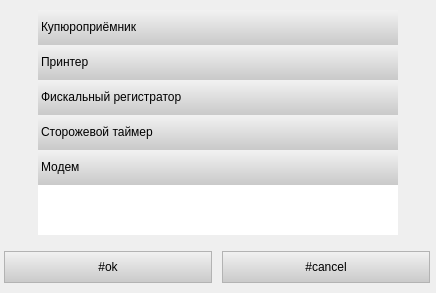
Old version of the form src/plugins/NativeWidgets/ServiceMenu/src/GUI/UI/HardwareWindow.ui in the repository Ilkhom-S/e-kiosk.
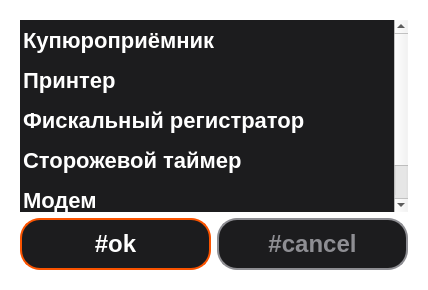
New version of the form. The open tabs and pages were chosen to show the change.

Commit message:
fix: use new-style signal/slot connection for QFutureWatcher in HardwareWindow
The SIGNAL/SLOT macro syntax doesn't work correctly with QFutureWatcher
in Qt6. Changed to new-style connection syntax for better type safety.

```diff
--- a/src/plugins/NativeWidgets/ServiceMenu/src/GUI/UI/HardwareWindow.ui
+++ b/src/plugins/NativeWidgets/ServiceMenu/src/GUI/UI/HardwareWindow.ui
@@ -2,106 +2,83 @@
 <ui version="4.0">
  <class>frmHardwareWindow</class>
  <widget class="QWidget" name="frmHardwareWindow">
-  <property name="geometry">
-   <rect>
-    <x>0</x>
-    <y>0</y>
-    <width>436</width>
-    <height>293</height>
-   </rect>
-  </property>
   <property name="windowTitle">
-   <string notr="true"/>
+            <string notr="true">#hardware_setup</string>
   </property>
   <property name="styleSheet">
-   <string notr="true">/* Кнопки поиска и добавления устройства */
-QPushButton
-{
-	border: 1px solid #B3B3B3;
-	padding: 8px;
-	width: 190px;
-	color: black;
-	background-color: qlineargradient(spread:pad, x1:0, y1:0, x2:0, y2:1, stop:0 #F2F2F2, stop:1 #C9C9C9);
-}
+            <string notr="true">
+                QWidget#frmHardwareWindow { background-color: transparent; }
 
-QPushButton:pressed
-{
-	color: black;
-	background-color: qlineargradient(spread:pad, x1:0, y1:0, x2:0, y2:1, stop:0 #C9C9C9, stop:1 #F2F2F2);
-}
+                /* Secondary action buttons (Detect, Add, Ok, Cancel) */
+                QPushButton {
+                background-color: #1C1C1E; /* Neutral dark background */
+                color: #FFFFFF;
+                border: 2px solid #FA5300; /* Orange border for consistency */
+                border-radius: 20px;
+                font-family: "Segoe UI";
+                font-size: 24px;
+                font-weight: 700;
+                padding: 10px;
+                min-width: 160px;
+                text-transform: uppercase;
+                }
+                QPushButton:pressed {
+                background-color: #FA5300; /* Fill orange on press */
+                color: #FFFFFF;
+                }
+                QPushButton:disabled {
+                background-color: #3A3A3C;
+                color: #8E8E93;
+                }
 
-QPushButton:disabled
-{
-	color: grey;
-	background-color: #C9C9C9;
-}
+                /* Cancel button variant */
+                QPushButton#btnCancel {
+                border: 2px solid #8E8E93;
+                color: #8E8E93;
+                }
+                QPushButton#btnCancel:pressed {
+                background-color: #8E8E93;
+                color: #FFFFFF;
+                }
 
-/* Список типов устройств */
-QListWidget
-{
-	border: none;
-	min-width: 360 px;
-}
-
-QListWidget::item
-{
-	border: none;
-	height: 35px;
-	color: black;
-	background-color: qlineargradient(spread:pad, x1:0, y1:0, x2:0, y2:1, stop:0 #F2F2F2, stop:1 #C9C9C9);
-}
-
-QListView::item:selected
-{
-	background-color: qlineargradient(spread:pad, x1:0, y1:0, x2:0, y2:1, stop:0 #6B90B3, stop:1 #E1F3FA);
-}</string>
-  </property>
-  <layout class="QVBoxLayout" name="verticalLayout_2">
-   <property name="spacing">
-    <number>0</number>
-   </property>
-   <property name="margin">
-    <number>0</number>
-   </property>
-   <item>
-    <spacer name="verticalSpacer_3">
-     <property name="orientation">
-      <enum>Qt::Vertical</enum>
-     </property>
-     <property name="sizeType">
-      <enum>QSizePolicy::Fixed</enum>
-     </property>
-     <property name="sizeHint" stdset="0">
-      <size>
-       <width>20</width>
-       <height>10</height>
-      </size>
-     </property>
-    </spacer>
-   </item>
+                /* List styling */
+                QListWidget {
+                border: none;
+                min-width: 360px;
+                color: #FFFFFF;
+                font-family: "Segoe UI";
+                font-size: 22px;
+                font-weight: 600;
+                }
+                QListWidget::item {
+                border: none;
+                height: 40px;
+                background-color: #1C1C1E;
+                }
+                QListWidget::item:selected {
+                background-color: #FA5300;
+                color: #FFFFFF;
+                }
+            </string>
+        </property>
+
+        <layout class="QVBoxLayout" name="mainLayout">
    <item>
     <widget class="QStackedWidget" name="stackedWidget">
      <property name="currentIndex">
-      <number>1</number>
-     </property>
+                        <number>0</number>
+                    </property>
+
+                    <!-- All Devices Page -->
      <widget class="QWidget" name="wAllDevicesPage">
-      <layout class="QVBoxLayout" name="verticalLayout">
-       <property name="margin">
-        <number>0</number>
-       </property>
+                        <layout class="QVBoxLayout" name="allDevicesLayout">
        <item>
-        <layout class="QHBoxLayout" name="horizontalLayout_2">
+                                <layout class="QHBoxLayout" name="buttonRow">
          <item>
-          <spacer name="horizontalSpacer">
+                                        <spacer name="hsLeft">
            <property name="orientation">
             <enum>Qt::Horizontal</enum>
            </property>
-           <property name="sizeHint" stdset="0">
-            <size>
-             <width>40</width>
-             <height>20</height>
-            </size>
-           </property>
           </spacer>
          </item>
          <item>
@@ -119,72 +96,27 @@
           </widget>
          </item>
          <item>
-          <spacer name="horizontalSpacer_2">
+                                        <spacer name="hsRight">
            <property name="orientation">
             <enum>Qt::Horizontal</enum>
            </property>
-           <property name="sizeHint" stdset="0">
-            <size>
-             <width>40</width>
-             <height>20</height>
-            </size>
-           </property>
           </spacer>
          </item>
         </layout>
        </item>
-       <item>
-        <spacer name="verticalSpacer">
-         <property name="orientation">
-          <enum>Qt::Vertical</enum>
-         </property>
-         <property name="sizeType">
-          <enum>QSizePolicy::Fixed</enum>
-         </property>
-         <property name="sizeHint" stdset="0">
-          <size>
-           <width>20</width>
-           <height>10</height>
-          </size>
-         </property>
-        </spacer>
-       </item>
        <item>
         <widget class="QScrollArea" name="scrollArea">
          <property name="frameShape">
           <enum>QFrame::NoFrame</enum>
          </property>
-         <property name="verticalScrollBarPolicy">
-          <enum>Qt::ScrollBarAsNeeded</enum>
-         </property>
          <property name="widgetResizable">
           <bool>true</bool>
          </property>
          <widget class="QWidget" name="scrollAreaWidgetContents">
-          <property name="geometry">
-           <rect>
-            <x>0</x>
-            <y>0</y>
-            <width>98</width>
-            <height>28</height>
-           </rect>
-          </property>
-          <layout class="QVBoxLayout" name="verticalLayout_4">
-           <property name="spacing">
-            <number>0</number>
-           </property>
-           <property name="margin">
-            <number>0</number>
-           </property>
+                                        <layout class="QVBoxLayout" name="scrollLayout">
            <item>
-            <widget class="QWidget" name="slotsWidget" native="true">
-             <property name="sizePolicy">
-              <sizepolicy hsizetype="Preferred" vsizetype="Expanding">
-               <horstretch>0</horstretch>
-               <verstretch>0</verstretch>
-              </sizepolicy>
-             </property>
-            </widget>
+                                                <widget class="QWidget" name="slotsWidget"
+                                                    native="true" />
            </item>
           </layout>
          </widget>
@@ -192,39 +124,12 @@
        </item>
       </layout>
      </widget>
+
+                    <!-- Select Type Page -->
      <widget class="QWidget" name="wSelectTypePage">
-      <layout class="QVBoxLayout" name="verticalLayout_3">
-       <property name="margin">
-        <number>0</number>
-       </property>
-       <item>
-        <layout class="QHBoxLayout" name="horizontalLayout_3">
-         <item>
-          <spacer name="horizontalSpacer_4">
-           <property name="orientation">
-            <enum>Qt::Horizontal</enum>
-           </property>
-           <property name="sizeHint" stdset="0">
-            <size>
-             <width>40</width>
-             <height>20</height>
-            </size>
-           </property>
-          </spacer>
-         </item>
-         <item>
-          <layout class="QVBoxLayout" name="verticalLayout_5">
+                        <layout class="QVBoxLayout" name="selectTypeLayout">
            <item>
             <widget class="QListWidget" name="lwTypes">
-             <property name="enabled">
-              <bool>true</bool>
-             </property>
-             <property name="sizePolicy">
-              <sizepolicy hsizetype="Expanding" vsizetype="Expanding">
-               <horstretch>0</horstretch>
-               <verstretch>0</verstretch>
-              </sizepolicy>
-             </property>
              <item>
               <property name="text">
                <string notr="true">Купюроприёмник</string>
@@ -253,48 +158,9 @@
             </widget>
            </item>
            <item>
-            <spacer name="verticalSpacer_4">
-             <property name="orientation">
-              <enum>Qt::Vertical</enum>
-             </property>
-             <property name="sizeType">
-              <enum>QSizePolicy::Fixed</enum>
-             </property>
-             <property name="sizeHint" stdset="0">
-              <size>
-               <width>20</width>
-               <height>10</height>
-              </size>
-             </property>
-            </spacer>
-           </item>
-          </layout>
-         </item>
-         <item>
-          <spacer name="horizontalSpacer_3">
-           <property name="orientation">
-            <enum>Qt::Horizontal</enum>
-           </property>
-           <property name="sizeHint" stdset="0">
-            <size>
-             <width>40</width>
-             <height>20</height>
-            </size>
-           </property>
-          </spacer>
-         </item>
-        </layout>
-       </item>
-       <item>
-        <layout class="QHBoxLayout" name="horizontalLayout">
+                                <layout class="QHBoxLayout" name="okCancelRow">
          <item>
           <widget class="QPushButton" name="btnOk">
-           <property name="sizePolicy">
-            <sizepolicy hsizetype="Maximum" vsizetype="Fixed">
-             <horstretch>0</horstretch>
-             <verstretch>0</verstretch>
-            </sizepolicy>
-           </property>
            <property name="text">
             <string>#ok</string>
            </property>
@@ -302,12 +168,6 @@
          </item>
          <item>
           <widget class="QPushButton" name="btnCancel">
-           <property name="sizePolicy">
-            <sizepolicy hsizetype="Maximum" vsizetype="Fixed">
-             <horstretch>0</horstretch>
-             <verstretch>0</verstretch>
-            </sizepolicy>
-           </property>
            <property name="text">
             <string>#cancel</string>
            </property>
@@ -315,22 +175,6 @@
          </item>
         </layout>
        </item>
-       <item>
-        <spacer name="verticalSpacer_2">
-         <property name="orientation">
-          <enum>Qt::Vertical</enum>
-         </property>
-         <property name="sizeType">
-          <enum>QSizePolicy::Fixed</enum>
-         </property>
-         <property name="sizeHint" stdset="0">
-          <size>
-           <width>20</width>
-           <height>10</height>
-          </size>
-         </property>
-        </spacer>
-       </item>
       </layout>
      </widget>
     </widget>
```
Left out of the diff: 6 changed lines with no effect on the pictures. Lines whose indentation alone changed are shown as unchanged. The commit also changes 2 other files.
